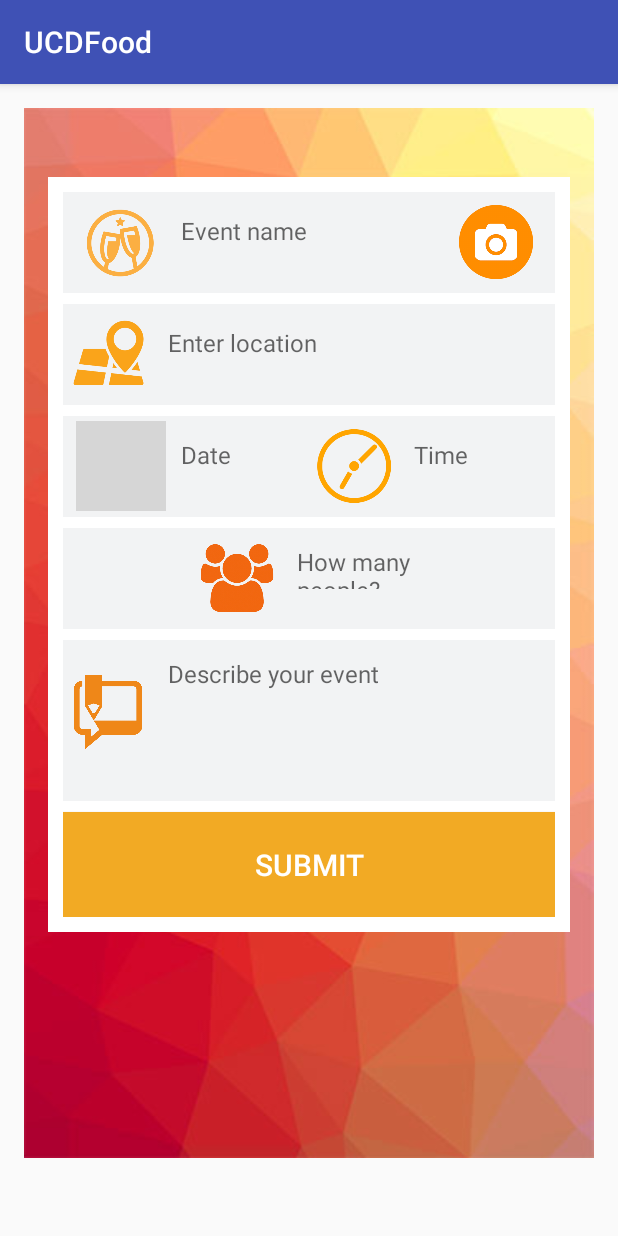
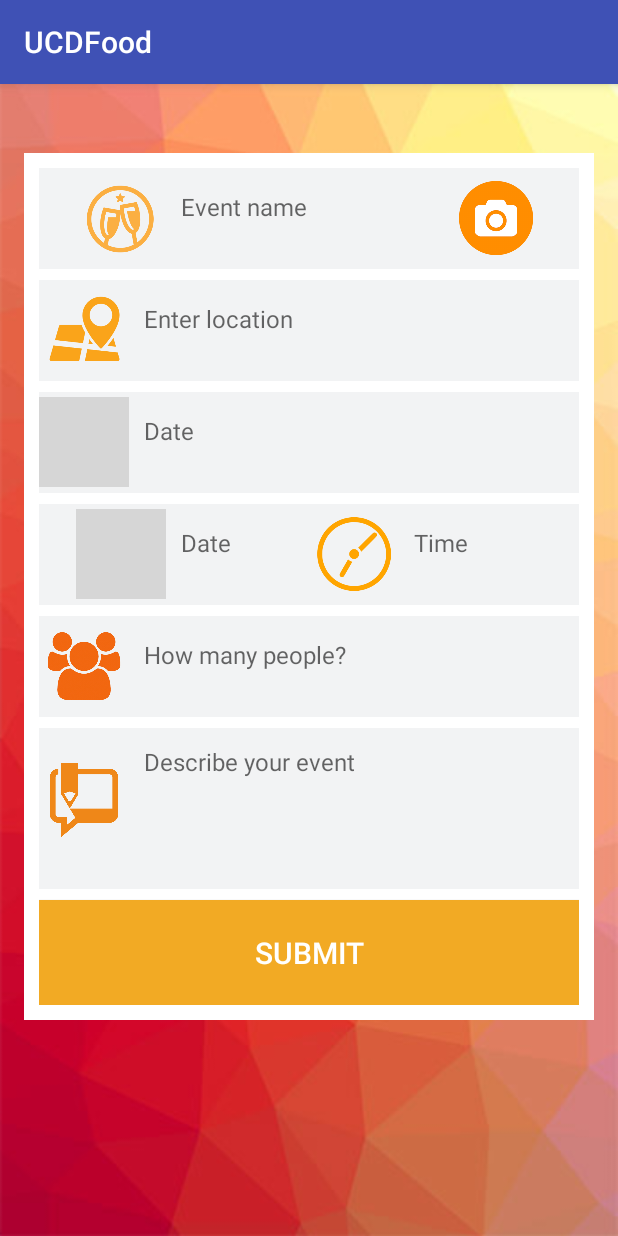
Before and after one commit to silsal/UCDine, an Android app: the CreateEvent screen opened directly, with no data from a screen before it, on a phone screen of 412 x 824 dp. Run offline under Robolectric (Android 15) with nearby library versions, the light colour scheme and no system bars; grey boxes are pictures that could not be loaded.

Commit message:
last changes

```diff
--- a/app/src/main/res/layout/activity_create_event.xml
+++ b/app/src/main/res/layout/activity_create_event.xml
@@ -6,19 +6,9 @@
     android:paddingBottom="@dimen/activity_vertical_margin"
     android:paddingLeft="@dimen/activity_horizontal_margin"
     android:paddingRight="@dimen/activity_horizontal_margin"
-    android:paddingTop="@dimen/activity_vertical_margin"
+    android:paddingTop="16dp"
+    android:background = "@drawable/background"
     tools:context="com.example.saorla.ucdfood.CreateEvent">
-
-    <LinearLayout xmlns:android="http://schemas.android.com/apk/res/android"
-        xmlns:tools="http://schemas.android.com/tools"
-        android:layout_width="match_parent"
-        android:layout_height="match_parent"
-        android:paddingLeft="@dimen/activity_horizontal_margin"
-        android:paddingRight="@dimen/activity_horizontal_margin"
-        android:paddingTop="@dimen/activity_vertical_margin"
-        android:paddingBottom="@dimen/activity_vertical_margin"
-        android:background = "@drawable/background"
-        tools:context="com.example.androis.myapplication.MainActivity">
 
     <LinearLayout
         android:layout_width="match_parent"
@@ -123,10 +113,44 @@
                 android:paddingBottom="5dp"
                 android:paddingTop="5dp"
                 android:paddingRight="5dp"
+                android:paddingLeft="5dp" />
+            <EditText
+                android:id="@+id/date"
+                android:layout_width="match_parent"
+                android:layout_height="60dp"
+                android:layout_marginBottom="7dp"
+                android:background="@color/lightGrey"
+                android:hint="@string/date"
+                android:paddingBottom="15dp"
+                android:paddingTop="15dp"
+                android:paddingRight="5dp"
+                android:paddingLeft="10dp"
+                android:gravity="center_vertical"
+                android:textSize="16sp"
+                android:layout_toRightOf="@id/calendarImageView" />
+
+        </LinearLayout>
+
+        <LinearLayout
+            android:layout_width="match_parent"
+            android:layout_height="wrap_content"
+            android:orientation="horizontal"
+            android:gravity="center"
+            android:layout_marginBottom="7dp"
+            android:background="@color/lightGrey">
+            <ImageView
+                android:id="@+id/starthour"
+                android:layout_width="60dp"
+                android:layout_height="60dp"
+                android:src="@drawable/calendar_icon"
+                android:scaleType="fitXY"
+                android:paddingBottom="5dp"
+                android:paddingTop="5dp"
+                android:paddingRight="5dp"
                 android:paddingLeft="5dp"
                 />
             <EditText
-                    android:id="@+id/date"
+                android:id="@+id/shour"
                 android:layout_width="95dp"
                 android:layout_height="60dp"
                 android:layout_marginBottom="7dp"
@@ -189,7 +213,7 @@
                 />
             <EditText
                 android:id="@+id/food"
-                    android:layout_width="95dp"
+                android:layout_width="match_parent"
                 android:layout_height="60dp"
                 android:layout_marginBottom="7dp"
                 android:background="@color/lightGrey"
@@ -248,8 +272,9 @@
             android:background="@color/orange"
             android:textSize="20sp"
             android:textColor="@color/white"
-                android:text="@string/button" />
-        </LinearLayout>
+            android:text="@string/button"
+            android:onClick="sendMessage" />
     </LinearLayout>
 
+
 </ScrollView>
```
Also changed, not shown: app/src/main/AndroidManifest.xml (+1 -8 lines), app/src/main/java/com/example/saorla/ucdfood/printEventFields.java (added, +26 -0 lines), app/src/main/res/layout/activity_display_message.xml (+10 -3 lines). Lines whose indentation alone changed are shown as unchanged.
